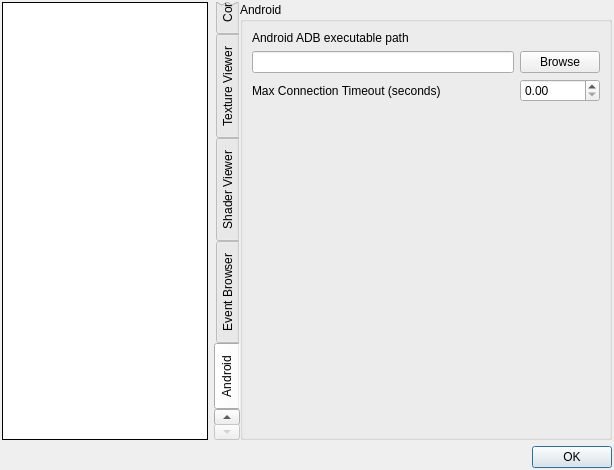
First picture: the form in qrenderdoc/Windows/Dialogs/SettingsDialog.ui, repository baldurk/renderdoc, before the edit.
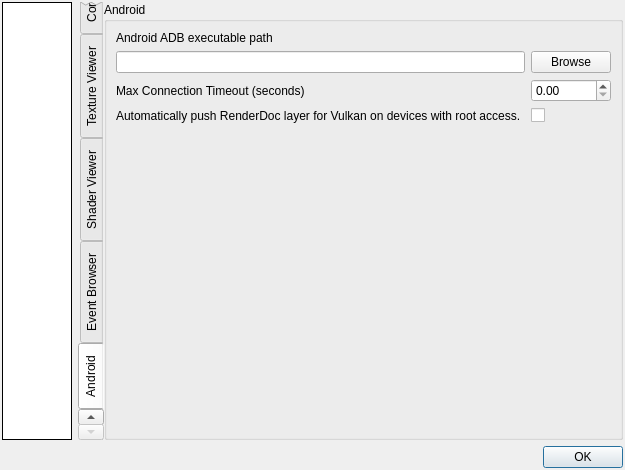
Second picture: the form after the edit. The open tabs and pages were chosen to show the change.

Commit message:
android: Improve workflow on devices with root
During initial scan of application, detect if root access is available
and track it.  If user later selects "Click here for ways to fix this".
display a new dialogue that offers to push the layer directly.

If pushing fails, fall back to production dialogue.

Also add a new persistent setting to enable automatic layer pushing.

Patch:
```diff
--- a/qrenderdoc/Windows/Dialogs/SettingsDialog.ui
+++ b/qrenderdoc/Windows/Dialogs/SettingsDialog.ui
@@ -874,7 +874,7 @@
             </property>
            </widget>
           </item>
-          <item row="3" column="0">
+          <item row="4" column="0">
            <spacer name="verticalSpacer_6">
             <property name="orientation">
              <enum>Qt::Vertical</enum>
@@ -887,6 +887,25 @@
             </property>
            </spacer>
           </item>
+          <item row="3" column="0">
+           <widget class="QLabel" name="label_26">
+            <property name="toolTip">
+             <string>Automatically push the RenderDoc layer to applications that need it when running on a device with root access.
+This can enable debugging of Vulkan apps that don't already contain the layer.</string>
+            </property>
+            <property name="text">
+             <string>Automatically push RenderDoc layer for Vulkan on devices with root access.</string>
+            </property>
+           </widget>
+          </item>
+          <item row="3" column="1">
+           <widget class="QCheckBox" name="Android_AutoPushLayerToApp">
+            <property name="toolTip">
+              <string>Automatically push the RenderDoc layer to applications that need it when running on a device with root access.
+This can enable debugging of Vulkan apps that don't already contain the layer.</string>
+            </property>
+           </widget>
+          </item>
           <item row="2" column="0">
            <widget class="QLabel" name="label_25">
             <property name="toolTip">
```
The commit also changes 7 other files.
